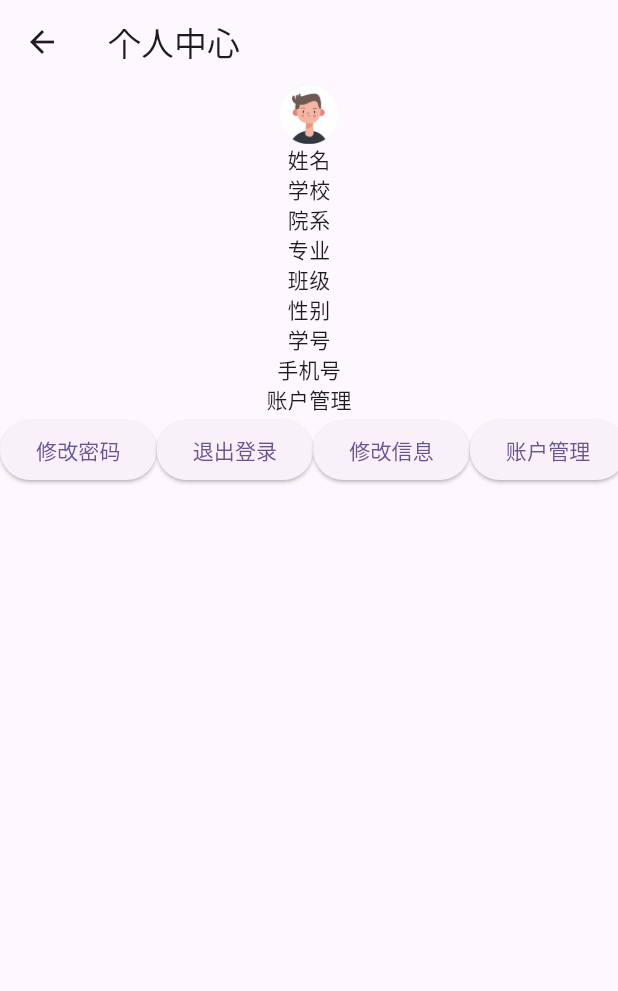
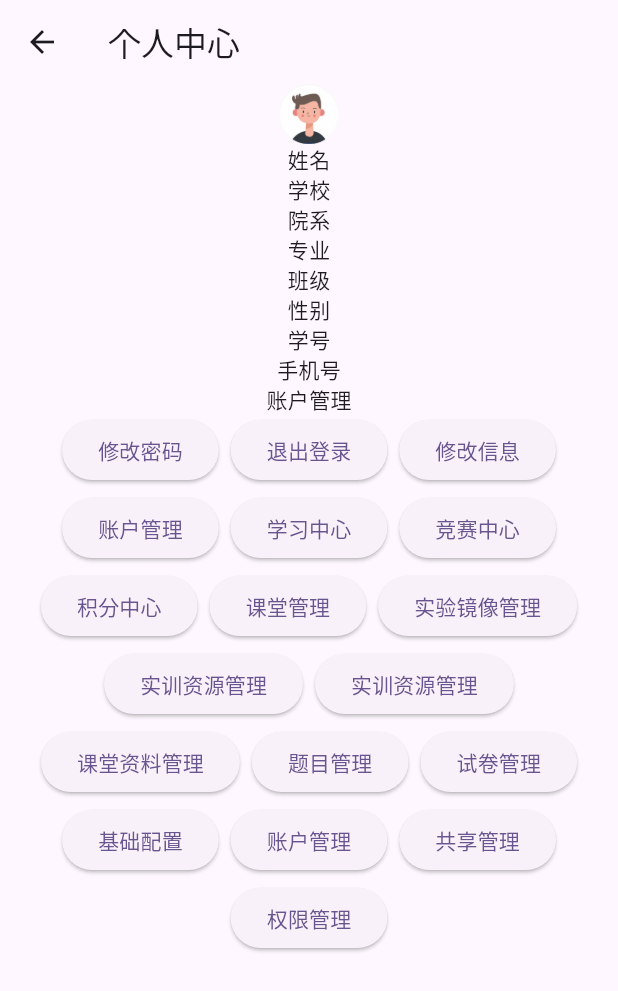
Before and after one commit to taotieming/net, a Flutter app: the MyProfilePage screen opened by its route, on a phone screen of 412 x 824 dp. Shown: the top 991 px of the screen. Run offline on Flutter 3.47's test engine with Material 3 defaults, Android fonts, the light colour scheme and no system bars; our stand-ins replace flutter_svg, shared_preferences; accounts and stored records are empty.

Commit message:
增加了学习中心接口

```diff
--- a/lib/config/app_api.dart
+++ b/lib/config/app_api.dart
@@ -15,4 +15,7 @@ class Api {
   static const updateadminUrl = '$baseurl/admin/admin/update';
   // 添加管理员
   static const addadminUrl = '$baseurl/admin/admin/add';
+
+  // 学习中心
+  static const studycenterList = '$baseurl/admin/study/typeList';
 }
--- a/lib/config/app_route.dart
+++ b/lib/config/app_route.dart
@@ -2,6 +2,8 @@ import 'package:netsecurityapp/pages/acountmanager/manager_acount_page.dart';
 import 'package:netsecurityapp/pages/acountmanager/ttm_profile.dart';
 import 'package:netsecurityapp/pages/acountmanager/ttm_userlogin.dart';
 import 'package:netsecurityapp/pages/mainpage.dart';
+import 'package:netsecurityapp/pages/studycenter/provider/study_center_provider.dart';
+import 'package:netsecurityapp/pages/studycenter/study_center.dart';
 import 'package:netsecurityapp/provider/login_provider.dart';
 import 'package:provider/provider.dart';
 
@@ -18,6 +20,11 @@ class AppRoute {
     // nearby: (context) => NearByPage(),
     user: (context) => MyProfilePage(),
     manageacount: (context) => ManagerAcountPage(),
+
+    studyCenter: (context) => ChangeNotifierProvider(
+          create: (context) => StudyCenterProvider(),
+          child: StudyCenterPage(),
+        )
   };
 
   static const login = '/';
@@ -27,4 +34,5 @@ class AppRoute {
   static const nearby = '/nearby';
   static const user = '/user';
   static const manageacount = '/editprofile/managerzcount';
+  static const studyCenter = '/editprofile/studycenter';
 }
--- a/lib/net/base_server.dart
+++ b/lib/net/base_server.dart
@@ -39,7 +39,7 @@ class Myrequest extends http.BaseClient {
   @override
   Future<http.StreamedResponse> send(http.BaseRequest request) {
     var token =
-        "eyJhbGciOiJIUzUxMiIsInR5cCI6IkpXVCJ9.eyJleHAiOjE3MDkxMTczODMsImp0aSI6IjEiLCJpYXQiOjE3MDkwMzA5ODMsInN1YiI6IjEifQ.OaatbsYVygnbYJqbyIn0FzsP1mE50YzcjYrKMMsYbYckVVdDo3BFg09NV1GVbwiuQwwFridi4DhURSElVa_Npw           ";
+        "eyJhbGciOiJIUzUxMiIsInR5cCI6IkpXVCJ9.eyJleHAiOjE3MDk2MjUxMTYsImp0aSI6IjEiLCJpYXQiOjE3MDk1Mzg3MTYsInN1YiI6IjEifQ.h9ZuXxuML5qHXV_kzRKbepvFuPy04d0HNhGNx0rhGxDO_P7_tLHtojxpfclqd93WCnt4pJ5izW08QjbilWSb9g";
     if (token != null) {
       request.headers['Authorization'] = token!;
     }
--- a/lib/pages/acountmanager/ttm_profile.dart
+++ b/lib/pages/acountmanager/ttm_profile.dart
@@ -28,8 +28,11 @@ class MyProfilePage extends StatelessWidget {
           Text('学号'),
           Text('手机号'),
           Text('账户管理'),
-          Row(
-            children: [
+          Wrap(
+            spacing: 8.0, // 主轴(水平)方向间距
+            runSpacing: 4.0, // 纵轴（垂直）方向间距
+            alignment: WrapAlignment.center, //沿主轴方向居中
+            children: <Widget>[
               ElevatedButton(onPressed: () {}, child: Text('修改密码')),
               ElevatedButton(onPressed: () {}, child: Text('退出登录')),
               ElevatedButton(onPressed: () {}, child: Text('修改信息')),
@@ -37,9 +40,27 @@ class MyProfilePage extends StatelessWidget {
                   onPressed: () {
                     Navigator.of(context).pushNamed(AppRoute.manageacount);
                   },
-                  child: Text('账户管理'))
+                  child: Text('账户管理')),
+              ElevatedButton(
+                  onPressed: () {
+                    Navigator.of(context).pushNamed(AppRoute.studyCenter);
+                  },
+                  child: Text('学习中心')),
+              ElevatedButton(onPressed: () {}, child: Text('竞赛中心')),
+              ElevatedButton(onPressed: () {}, child: Text('积分中心')),
+              ElevatedButton(onPressed: () {}, child: Text('课堂管理')),
+              ElevatedButton(onPressed: () {}, child: Text('实验镜像管理')),
+              ElevatedButton(onPressed: () {}, child: Text('实训资源管理')),
+              ElevatedButton(onPressed: () {}, child: Text('实训资源管理')),
+              ElevatedButton(onPressed: () {}, child: Text('课堂资料管理')),
+              ElevatedButton(onPressed: () {}, child: Text('题目管理')),
+              ElevatedButton(onPressed: () {}, child: Text('试卷管理')),
+              ElevatedButton(onPressed: () {}, child: Text('基础配置')),
+              ElevatedButton(onPressed: () {}, child: Text('账户管理')),
+              ElevatedButton(onPressed: () {}, child: Text('共享管理')),
+              ElevatedButton(onPressed: () {}, child: Text('权限管理')),
             ],
-          )
+          ),
 
           //
         ],
--- /dev/null
+++ b/lib/pages/studycenter/provider/study_center_provider.dart
@@ -0,0 +1,17 @@
+//ttm
+
+import 'package:flutter/material.dart';
+import 'package:netsecurityapp/pages/studycenter/data/type_list.dart';
+import 'package:netsecurityapp/pages/studycenter/server/center_server.dart';
+
+class StudyCenterProvider extends ChangeNotifier {
+  final List<TypeListModel> typeList = [];
+
+  getAllTypeList(String keyword) async {
+    typeList.clear();
+
+    typeList.addAll(await StudyCenterServer().call());
+
+    notifyListeners();
+  }
+}
```
Also changed, not shown: lib/pages/studycenter/data/type_list.dart (added, +28 -0 lines), lib/pages/studycenter/server/center_server.dart (added, +14 -0 lines), lib/pages/studycenter/study_center.dart (added, +57 -0 lines).
